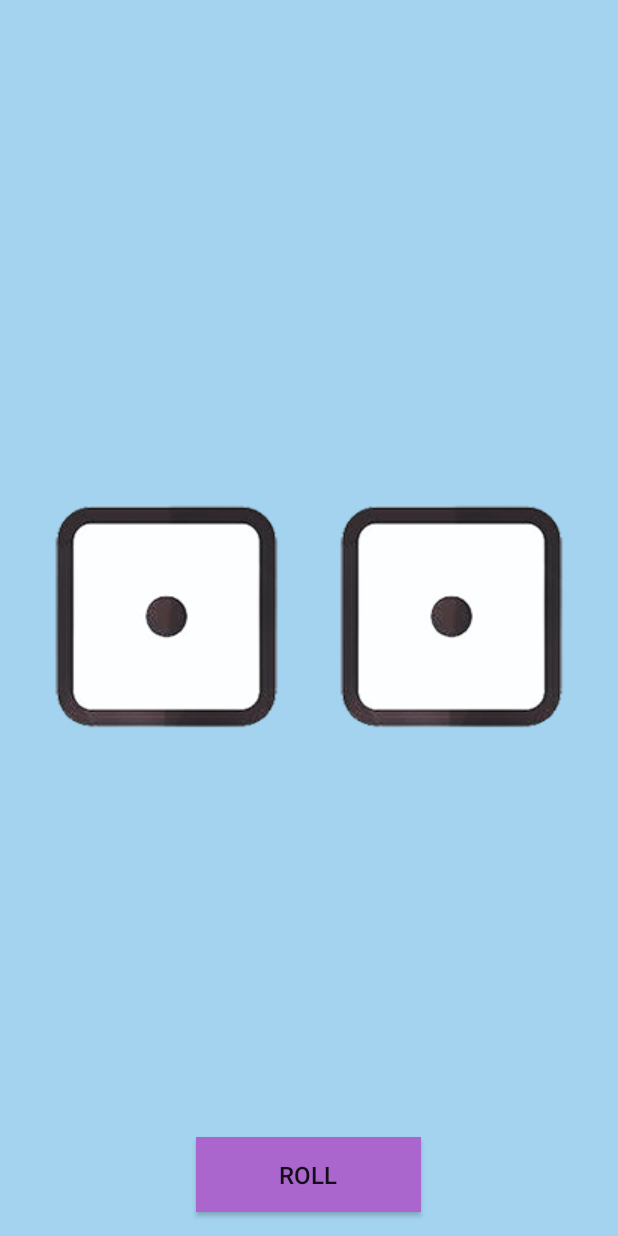
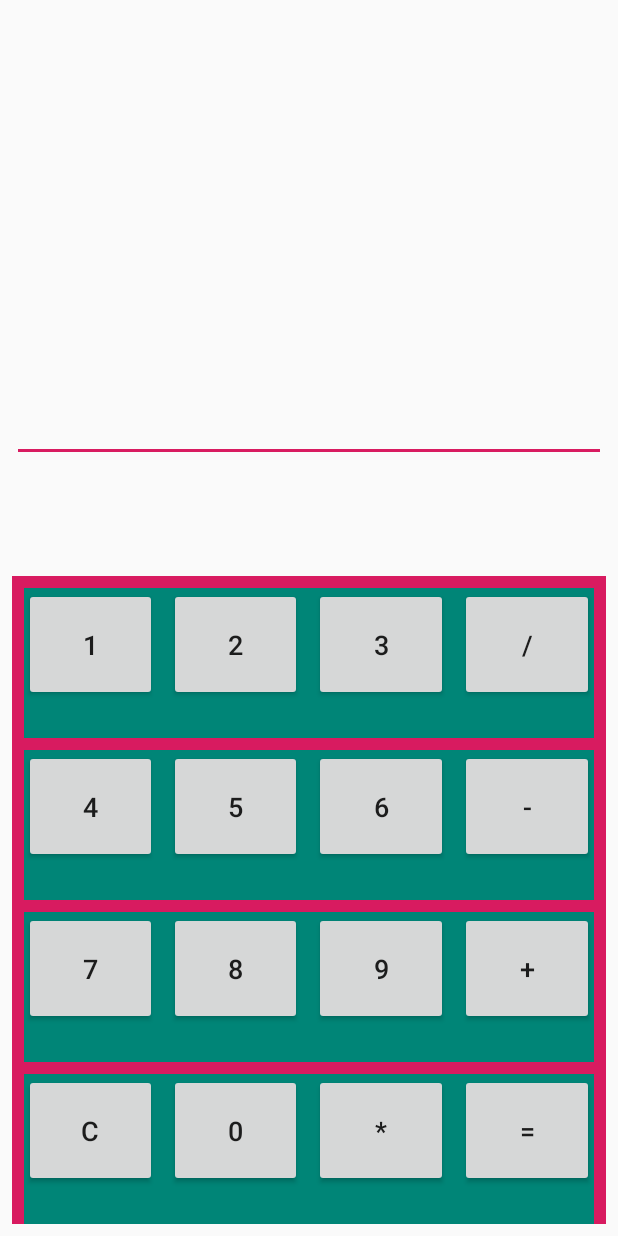
Before and after one commit to omooooori/MyFirstKotlinApp, an Android app: the screen it shows after launch (DiceApp before the commit, CalculatorApp after it), on a phone screen of 412 x 824 dp. Run offline under Robolectric (Android 15) with nearby library versions, the phone set to English and light mode, and no system bars.

Commit message:
Create Calculator App. Not completed.

```diff
--- a/app/src/main/AndroidManifest.xml
+++ b/app/src/main/AndroidManifest.xml
@@ -9,8 +9,9 @@
         android:roundIcon="@mipmap/ic_launcher_round"
         android:supportsRtl="true"
         android:theme="@style/AppTheme">
-<!--        <activity android:name=".DiceApp"></activity>-->
-        <activity android:name=".DiceApp">
+<!--        <activity android:name=".CalculatorApp"></activity>-->
+        <!-- <activity android:name=".DiceApp"></activity> -->
+        <activity android:name=".CalculatorApp">
             <intent-filter>
                 <action android:name="android.intent.action.MAIN" />
 
--- /dev/null
+++ b/app/src/main/java/com/android/wings/websarva/kotlinapp/CalculatorApp.kt
@@ -0,0 +1,12 @@
+package com.android.wings.websarva.kotlinapp
+
+import androidx.appcompat.app.AppCompatActivity
+import android.os.Bundle
+
+class CalculatorApp : AppCompatActivity() {
+
+    override fun onCreate(savedInstanceState: Bundle?) {
+        super.onCreate(savedInstanceState)
+        setContentView(R.layout.activity_calculator_app)
+    }
+}
--- /dev/null
+++ b/app/src/main/res/layout/activity_calculator_app.xml
@@ -0,0 +1,200 @@
+<?xml version="1.0" encoding="utf-8"?>
+<RelativeLayout xmlns:android="http://schemas.android.com/apk/res/android"
+    xmlns:app="http://schemas.android.com/apk/res-auto"
+    xmlns:tools="http://schemas.android.com/tools"
+    android:orientation="vertical"
+    android:layout_width="match_parent"
+    android:layout_height="match_parent"
+    tools:context=".CalculatorApp">
+
+    <EditText
+        android:layout_width="match_parent"
+        android:layout_height="300dp"
+        android:layout_marginLeft="8dp"
+        android:layout_marginTop="8dp"
+        android:layout_marginRight="8dp"/>
+
+    <LinearLayout
+        android:layout_width="match_parent"
+        android:layout_height="wrap_content"
+        android:background="@color/colorAccent"
+        android:layout_margin="8dp"
+        android:layout_alignParentBottom="true"
+        android:orientation="vertical">
+
+        <LinearLayout
+            android:layout_width="match_parent"
+            android:layout_height="100dp"
+            android:background="@color/colorPrimary"
+            android:layout_marginRight="8dp"
+            android:layout_marginTop="8dp"
+            android:layout_marginLeft="8dp"
+            android:weightSum="1"
+            android:orientation="horizontal">
+
+            <Button
+                android:layout_width="wrap_content"
+                android:layout_height="75dp"
+                android:layout_marginEnd="8dp"
+                android:text="@string/button_one"
+                android:textSize="18sp"
+                android:layout_weight="0.25"/>
+
+            <Button
+                android:layout_width="wrap_content"
+                android:layout_height="75dp"
+                android:layout_marginEnd="8dp"
+                android:text="@string/button_two"
+                android:textSize="18sp"
+                android:layout_weight="0.25"/>
+
+            <Button
+                android:layout_width="wrap_content"
+                android:layout_height="75dp"
+                android:layout_marginEnd="8dp"
+                android:text="@string/button_three"
+                android:textSize="18sp"
+                android:layout_weight="0.25"/>
+
+            <Button
+                android:layout_width="wrap_content"
+                android:layout_height="75dp"
+                android:text="@string/button_divide"
+                android:textSize="18sp"
+                android:layout_weight="0.25"/>
+
+        </LinearLayout>
+
+        <LinearLayout
+            android:layout_width="match_parent"
+            android:layout_height="100dp"
+            android:background="@color/colorPrimary"
+            android:layout_marginRight="8dp"
+            android:layout_marginTop="8dp"
+            android:layout_marginLeft="8dp"
+            android:weightSum="1"
+            android:orientation="horizontal">
+
+            <Button
+                android:layout_width="wrap_content"
+                android:layout_height="75dp"
+                android:layout_marginEnd="8dp"
+                android:text="@string/button_four"
+                android:textSize="18sp"
+                android:layout_weight="0.25"/>
+
+            <Button
+                android:layout_width="wrap_content"
+                android:layout_height="75dp"
+                android:layout_marginEnd="8dp"
+                android:text="@string/button_five"
+                android:textSize="18sp"
+                android:layout_weight="0.25"/>
+
+            <Button
+                android:layout_width="wrap_content"
+                android:layout_height="75dp"
+                android:layout_marginEnd="8dp"
+                android:text="@string/button_six"
+                android:textSize="18sp"
+                android:layout_weight="0.25"/>
+
+            <Button
+                android:layout_width="wrap_content"
+                android:layout_height="75dp"
+                android:text="@string/button_minus"
+                android:textSize="18sp"
+                android:layout_weight="0.25"/>
+
+        </LinearLayout>
+
+        <LinearLayout
+            android:layout_width="match_parent"
+            android:layout_height="100dp"
+            android:background="@color/colorPrimary"
+            android:layout_marginRight="8dp"
+            android:layout_marginTop="8dp"
+            android:layout_marginLeft="8dp"
+            android:weightSum="1"
+            android:orientation="horizontal">
+
+            <Button
+                android:layout_width="wrap_content"
+                android:layout_height="75dp"
+                android:layout_marginEnd="8dp"
+                android:text="@string/button_seven"
+                android:textSize="18sp"
+                android:layout_weight="0.25"/>
+
+            <Button
+                android:layout_width="wrap_content"
+                android:layout_height="75dp"
+                android:layout_marginEnd="8dp"
+                android:text="@string/button_eight"
+                android:textSize="18sp"
+                android:layout_weight="0.25"/>
+
+            <Button
+                android:layout_width="wrap_content"
+                android:layout_height="75dp"
+                android:layout_marginEnd="8dp"
+                android:text="@string/button_nine"
+                android:textSize="18sp"
+                android:layout_weight="0.25"/>
+
+            <Button
+                android:layout_width="wrap_content"
+                android:layout_height="75dp"
+                android:text="@string/button_plus"
+                android:textSize="18sp"
+                android:layout_weight="0.25"/>
+
+        </LinearLayout>
+
+        <LinearLayout
+            android:layout_width="match_parent"
+            android:layout_height="100dp"
+            android:background="@color/colorPrimary"
+            android:layout_marginRight="8dp"
+            android:layout_marginTop="8dp"
+            android:layout_marginLeft="8dp"
+            android:weightSum="1"
+            android:orientation="horizontal">
+
+            <Button
+                android:layout_width="wrap_content"
+                android:layout_height="75dp"
+                android:layout_marginEnd="8dp"
+                android:text="@string/button_clear"
+                android:textSize="18sp"
+                android:layout_weight="0.25"/>
+
+            <Button
+                android:layout_width="wrap_content"
+                android:layout_height="75dp"
+                android:layout_marginEnd="8dp"
+                android:text="@string/button_zero"
+                android:textSize="18sp"
+                android:layout_weight="0.25"/>
+
+            <Button
+                android:layout_width="wrap_content"
+                android:layout_height="75dp"
+                android:layout_marginEnd="8dp"
+                android:text="@string/button_time"
+                android:textSize="18sp"
+                android:layout_weight="0.25"/>
+
+            <Button
+                android:layout_width="wrap_content"
+                android:layout_height="75dp"
+                android:text="@string/button_equal"
+                android:textSize="18sp"
+                android:layout_weight="0.25"/>
+
+        </LinearLayout>
+
+
+    </LinearLayout>
+
+</RelativeLayout>
--- a/app/src/main/res/values/strings.xml
+++ b/app/src/main/res/values/strings.xml
@@ -10,4 +10,22 @@
     <string name="button_string">send</string>
     <!--    Dice App-->
     <string name="button_name">ROLL</string>
+    <!--    Calculator App-->
+    <string name="button_zero">0</string>
+    <string name="button_one">1</string>
+    <string name="button_two">2</string>
+    <string name="button_three">3</string>
+    <string name="button_four">4</string>
+    <string name="button_five">5</string>
+    <string name="button_six">6</string>
+    <string name="button_seven">7</string>
+    <string name="button_eight">8</string>
+    <string name="button_nine">9</string>
+    <string name="button_divide">/</string>
+    <string name="button_time">*</string>
+    <string name="button_plus">+</string>
+    <string name="button_minus">-</string>
+    <string name="button_clear">C</string>
+    <string name="button_equal">=</string>
+
 </resources>
```
